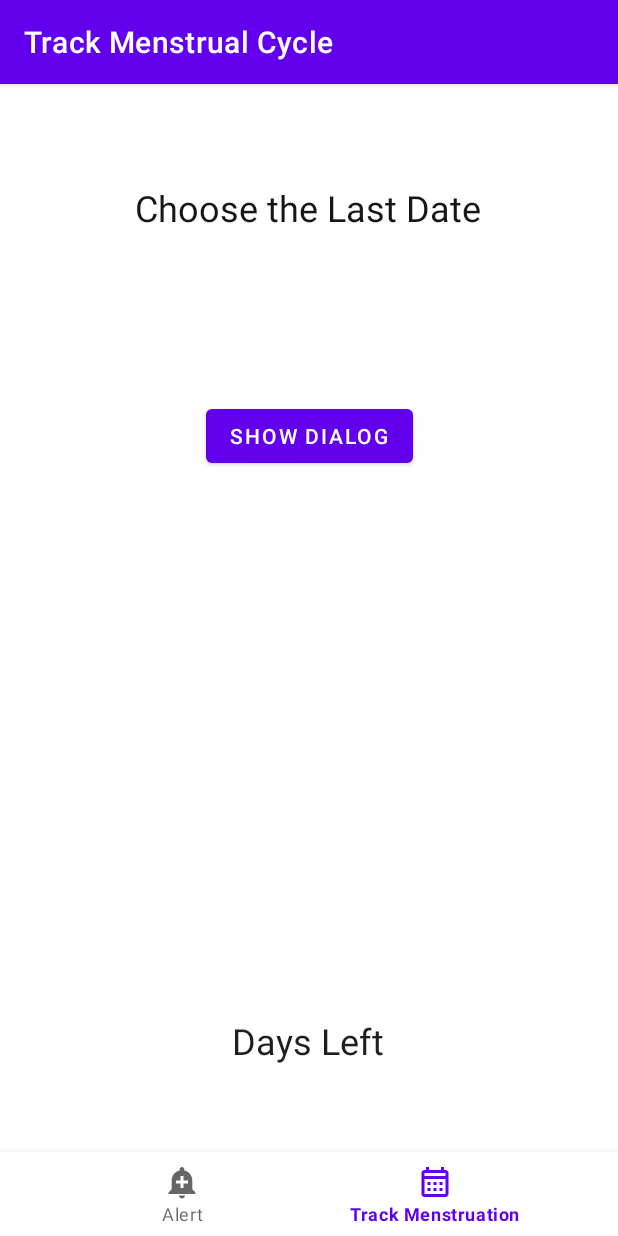
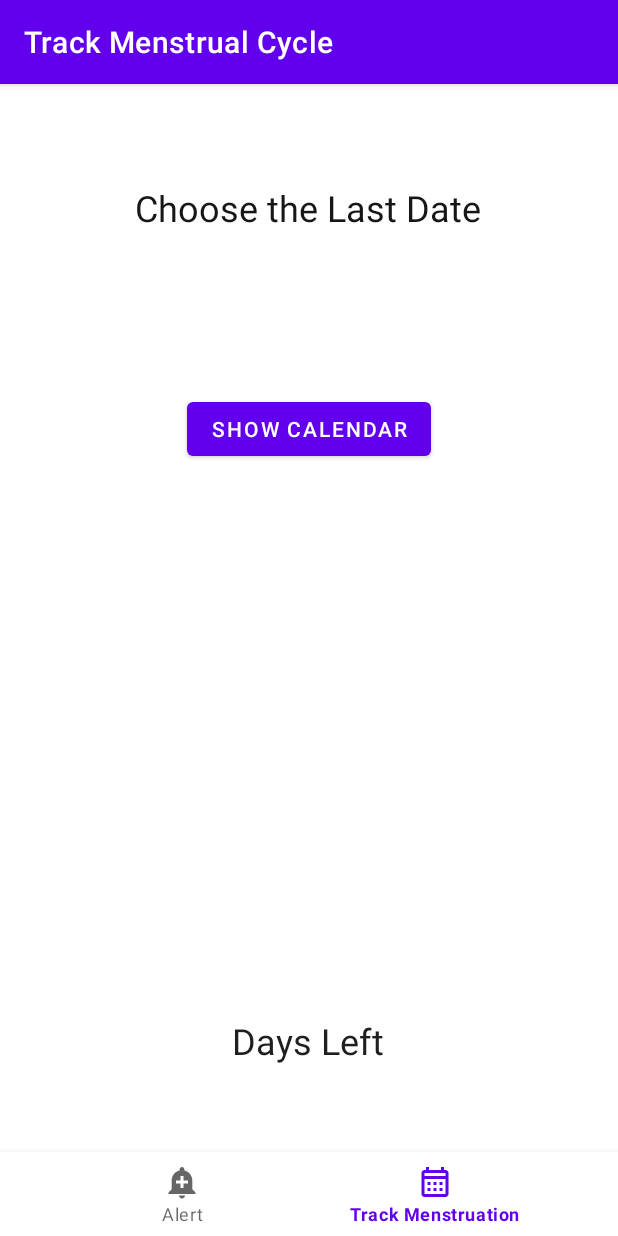
Before and after one commit to OpenLake/Sampoorna, an Android app: the TrackingFragment screen opened through its navigation route, on a phone screen of 412 x 824 dp. Run offline under Robolectric (Android 15) with nearby library versions, the phone set to English and light mode, and no system bars; our stand-ins replace Dagger/Hilt's generated code, navigation-ui.

Commit message:
fixed the show calendar button

```diff
--- a/app/src/main/java/org/openlake/sampoorna/ui/fragments/TrackingFragment.kt
+++ b/app/src/main/java/org/openlake/sampoorna/ui/fragments/TrackingFragment.kt
@@ -13,17 +13,18 @@ import androidx.fragment.app.Fragment
 import org.openlake.sampoorna.databinding.FragmentTrackingBinding
 import java.util.*
 
-class TrackingFragment : Fragment(R.layout.fragment_tracking), OnDateSetListener {
+
+import android.widget.LinearLayout
+import androidx.constraintlayout.widget.ConstraintLayout
+
+
+class TrackingFragment : Fragment(R.layout.fragment_tracking), OnDateSetListener,
+    View.OnClickListener {
     private var dateText: TextView? = null
-    //private var context: Context? = null
-    /*override fun onCreate(savedInstanceState: Bundle?) {
-        super.onCreate(savedInstanceState)
-        //setContentView(R.layout.fragment_tracking)
-        dateText = findViewById(R.id.date_text)
-        findViewById<View>(R.id.show_dialog).setOnClickListener { showDatePickerDialog() }
-    }*/
+
 
     private fun showDatePickerDialog() {
+
         val datePickerDialog = this.context?.let {
             DatePickerDialog(
                 it,
@@ -37,27 +38,66 @@ class TrackingFragment : Fragment(R.layout.fragment_tracking), OnDateSetListener
             datePickerDialog.show()
         }
     }
+
     override fun onCreateView(
         inflater: LayoutInflater, container: ViewGroup?,
         savedInstanceState: Bundle?
     ): View {
         // Inflate the layout for this fragment
-        val binding = FragmentTrackingBinding.inflate(inflater,container,false)
+        //val binding = FragmentTrackingBinding.inflate(inflater,container,false)
 
-        val view = binding.root
-        dateText = getView()?.findViewById(R.id.date_text)
-        getView()?.findViewById<View>(R.id.show_dialog)?.setOnClickListener { showDatePickerDialog() }
-        return view
+        //val view = binding.root
+        val cl = inflater.inflate(R.layout.fragment_tracking, container, false) as ConstraintLayout
+
+        dateText = cl.findViewById(R.id.date_text)
+
+
+        val button = cl.findViewById<View>(R.id.show_dialog)
+        button?.setOnClickListener(this)
+
+        return cl
     }
 
 
     override fun onDateSet(view: DatePicker, year: Int, month: Int, dayOfMonth: Int) {
-        //val calendar = Calendar.getInstance()
-        //System.out.println("Current Calendar's Day: " + calendar.get(Calendar.DATE));
+        val calendar = Calendar.getInstance()
+        val nowDate = calendar.get(Calendar.DATE)
+        val nowMonth = calendar.get(Calendar.MONTH)
+        var temp = month
+        var daysleft = 0
+        var f = 0
+
+        var finaldate = dayOfMonth + 28
+        if (month == 2 || month == 4 || month == 6 || month == 9 || month == 11) {
+            if (finaldate > 30) {
+                finaldate = finaldate - 30
+                temp = temp + 1
+            }
+        }
+        else {
+            if (finaldate > 31) {
+                finaldate = finaldate - 31
+                temp = temp + 1
+            }
+        }
 
 
-        //int finaldate=dayOfMonth+28-dayy;
-        val date = "month/day/year: " + (month + 1) + "/" + dayOfMonth + "/" + year
-        this.dateText!!.text = date
+
+        if (nowMonth >= month && finaldate >= nowDate) {
+            daysleft = finaldate - nowDate
+            f = 1
+        }
+
+
+        if (f == 1)
+            this.dateText!!.text = daysleft.toString()
+        else
+            this.dateText!!.text = "Invalid Date"
+
+    }
+
+    override fun onClick(p0: View?) {
+
+        showDatePickerDialog()
     }
 }
--- a/app/src/main/res/layout/fragment_tracking.xml
+++ b/app/src/main/res/layout/fragment_tracking.xml
@@ -43,7 +43,7 @@
         android:layout_width="wrap_content"
         android:layout_height="wrap_content"
         android:id="@+id/show_dialog"
-        android:text="show dialog"
+        android:text="@string/show_dialog"
         app:layout_constraintTop_toTopOf="parent"
         app:layout_constraintRight_toRightOf="parent"
         app:layout_constraintLeft_toLeftOf="parent"
@@ -51,15 +51,15 @@
 
 
     <TextView
+        android:id="@+id/date_text"
         android:layout_width="wrap_content"
         android:layout_height="wrap_content"
-        android:id="@+id/date_text"
+        android:textColor="#000"
+        android:textSize="34sp"
         app:layout_constraintBottom_toBottomOf="parent"
         app:layout_constraintLeft_toLeftOf="parent"
         app:layout_constraintRight_toRightOf="parent"
-        app:layout_constraintTop_toBottomOf="@+id/show_dialog"
-        android:textColor="#000"
-        android:textSize="24sp"/>
+        app:layout_constraintTop_toBottomOf="@+id/show_dialog" />
 
 
 
--- a/app/src/main/res/values/strings.xml
+++ b/app/src/main/res/values/strings.xml
@@ -11,4 +11,5 @@
     <string name="contacts">Contacts</string>
     <string name="Date_Selection">Choose the Last Date</string>
     <string name="Countdown">Days Left</string>
+    <string name="show_dialog">Show Calendar</string>
 </resources>
```
